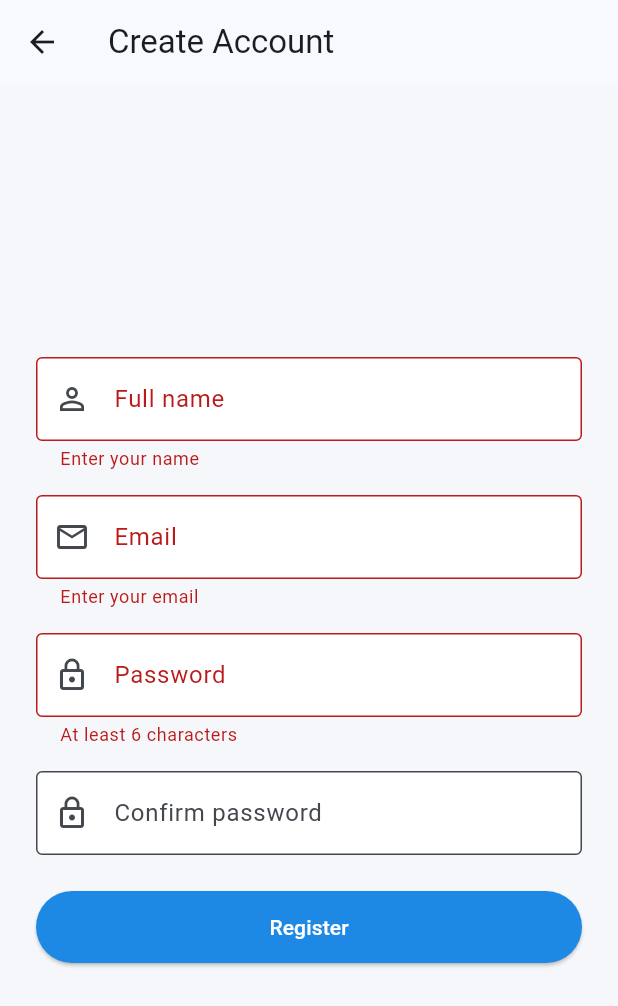
After one commit to guduxingqiu/Group18_MAD, a Flutter app: the RegisterScreen screen opened directly, after a tap on "Register", on a phone screen of 412 x 824 dp. The commit adds this screen. Shown: the top 1006 px of the screen. Run offline on Flutter 3.47's test engine with Material 3 defaults, Android fonts, the phone set to English and light mode, and no system bars; our stand-ins replace dio, flutter_local_notifications, flutter_map, geolocator, image_picker, latlong2; accounts and stored records are empty.

Commit message:
Register screen for public acc

```diff
--- a/lib/features/auth/viewmodel/auth_viewmodel.dart
+++ b/lib/features/auth/viewmodel/auth_viewmodel.dart
@@ -1,5 +1,11 @@
 import 'package:flutter/foundation.dart';
 import '../models/user_model.dart';
+
+class _Account {
+  final UserModel user;
+  final String password; // MOCK ONLY. A real backend must store a password hash, never plain text.
+  const _Account(this.user, this.password);
+}
 
 class AuthViewModel extends ChangeNotifier {
   bool _isLoading = false;
@@ -11,16 +17,21 @@ class AuthViewModel extends ChangeNotifier {
   UserModel? get currentUser => _currentUser;
   bool get isLoggedIn => _currentUser != null;
 
-  // MOCK DATA ONLY. Replace with a real API/Firebase call once the backend is chosen.
-  static const _mockUsers = {
-    'public@wth.com': UserModel(
-        id: 'u1', name: 'Aisyah', email: 'public@wth.com', role: UserRole.public),
-    'officer@wth.com': UserModel(
-        id: 'u2', name: 'Officer Lim', email: 'officer@wth.com', role: UserRole.healthOfficer),
-    'admin@wth.com': UserModel(
-        id: 'u3', name: 'System Admin', email: 'admin@wth.com', role: UserRole.admin),
+  // MOCK DATA ONLY. Replace with the real backend later.
+  final Map<String, _Account> _accounts = {
+    'public@wth.com': const _Account(
+      UserModel(id: 'u1', name: 'Aisyah', email: 'public@wth.com', role: UserRole.public),
+      '123456',
+    ),
+    'officer@wth.com': const _Account(
+      UserModel(id: 'u2', name: 'Officer Lim', email: 'officer@wth.com', role: UserRole.healthOfficer),
+      '123456',
+    ),
+    'admin@wth.com': const _Account(
+      UserModel(id: 'u3', name: 'System Admin', email: 'admin@wth.com', role: UserRole.admin),
+      '123456',
+    ),
   };
-  static const _mockPassword = '123456';
 
   Future<bool> login(String email, String password) async {
     _isLoading = true;
@@ -29,9 +40,9 @@ class AuthViewModel extends ChangeNotifier {
 
     await Future.delayed(const Duration(seconds: 1)); // pretend network delay
 
-    final user = _mockUsers[email.trim().toLowerCase()];
-    if (user != null && password == _mockPassword) {
-      _currentUser = user;
+    final account = _accounts[email.trim().toLowerCase()];
+    if (account != null && account.password == password) {
+      _currentUser = account.user;
     } else {
       _errorMessage = 'Invalid email or password';
     }
@@ -41,6 +52,44 @@ class AuthViewModel extends ChangeNotifier {
     return _currentUser != null;
   }
 
+  Future<bool> register({
+    required String name,
+    required String email,
+    required String password,
+  }) async {
+    _isLoading = true;
+    _errorMessage = null;
+    notifyListeners();
+
+    await Future.delayed(const Duration(seconds: 1)); // pretend network delay
+
+    final key = email.trim().toLowerCase();
+    if (_accounts.containsKey(key)) {
+      _errorMessage = 'This email is already registered';
+      _isLoading = false;
+      notifyListeners();
+      return false;
+    }
+
+    final user = UserModel(
+      id: 'u${_accounts.length + 1}',
+      name: name.trim(),
+      email: key,
+      role: UserRole.public, // self-registration is always a public user
+    );
+    _accounts[key] = _Account(user, password);
+    _currentUser = user; // log in straight after registering
+
+    _isLoading = false;
+    notifyListeners();
+    return true;
+  }
+
+  void clearError() {
+    _errorMessage = null;
+    notifyListeners();
+  }
+
   void logout() {
     _currentUser = null;
     notifyListeners();
--- /dev/null
+++ b/lib/features/auth/views/register_screen.dart
@@ -0,0 +1,120 @@
+import 'package:flutter/material.dart';
+import 'package:provider/provider.dart';
+import '../../../core/constants/app_colors.dart';
+import '../../../core/widgets/custom_button.dart';
+import '../../../core/widgets/custom_text_field.dart';
+import '../../dashboard/views/dashboard_screen.dart';
+import '../viewmodel/auth_viewmodel.dart';
+
+class RegisterScreen extends StatefulWidget {
+  const RegisterScreen({super.key});
+
+  @override
+  State<RegisterScreen> createState() => _RegisterScreenState();
+}
+
+class _RegisterScreenState extends State<RegisterScreen> {
+  final _formKey = GlobalKey<FormState>();
+  final _nameController = TextEditingController();
+  final _emailController = TextEditingController();
+  final _passwordController = TextEditingController();
+  final _confirmController = TextEditingController();
+
+  @override
+  void dispose() {
+    _nameController.dispose();
+    _emailController.dispose();
+    _passwordController.dispose();
+    _confirmController.dispose();
+    super.dispose();
+  }
+
+  Future<void> _submit() async {
+    if (!_formKey.currentState!.validate()) return;
+
+    final vm = context.read<AuthViewModel>();
+    final success = await vm.register(
+      name: _nameController.text,
+      email: _emailController.text,
+      password: _passwordController.text,
+    );
+
+    if (!mounted) return;
+    if (success) {
+      // Clear the whole stack (login + register) and go to the dashboard
+      Navigator.of(context).pushAndRemoveUntil(
+        MaterialPageRoute(builder: (_) => const DashboardScreen()),
+            (route) => false,
+      );
+    }
+  }
+
+  @override
+  Widget build(BuildContext context) {
+    final vm = context.watch<AuthViewModel>();
+
+    return Scaffold(
+      appBar: AppBar(title: const Text('Create Account')),
+      body: Center(
+        child: SingleChildScrollView(
+          padding: const EdgeInsets.all(24),
+          child: ConstrainedBox(
+            constraints: const BoxConstraints(maxWidth: 400),
+            child: Form(
+              key: _formKey,
+              child: Column(
+                mainAxisSize: MainAxisSize.min,
+                children: [
+                  CustomTextField(
+                    label: 'Full name',
+                    controller: _nameController,
+                    prefixIcon: Icons.person_outline,
+                    validator: (v) =>
+                    (v == null || v.trim().length < 2) ? 'Enter your name' : null,
+                  ),
+                  const SizedBox(height: 16),
+                  CustomTextField(
+                    label: 'Email',
+                    controller: _emailController,
+                    keyboardType: TextInputType.emailAddress,
+                    prefixIcon: Icons.email_outlined,
+                    validator: (v) {
+                      if (v == null || v.trim().isEmpty) return 'Enter your email';
+                      final ok = RegExp(r'^[^@\s]+@[^@\s]+\.[^@\s]+$').hasMatch(v.trim());
+                      return ok ? null : 'Enter a valid email';
+                    },
+                  ),
+                  const SizedBox(height: 16),
+                  CustomTextField(
+                    label: 'Password',
+                    controller: _passwordController,
+                    obscureText: true,
+                    prefixIcon: Icons.lock_outline,
+                    validator: (v) =>
+                    (v == null || v.length < 6) ? 'At least 6 characters' : null,
+                  ),
+                  const SizedBox(height: 16),
+                  CustomTextField(
+                    label: 'Confirm password',
+                    controller: _confirmController,
+                    obscureText: true,
+                    prefixIcon: Icons.lock_outline,
+                    validator: (v) =>
+                    v != _passwordController.text ? 'Passwords do not match' : null,
+                  ),
+                  if (vm.errorMessage != null) ...[
+                    const SizedBox(height: 12),
+                    Text(vm.errorMessage!, style: const TextStyle(color: AppColors.danger)),
+                  ],
+                  const SizedBox(height: 24),
+                  CustomButton(
+                      label: 'Register', isLoading: vm.isLoading, onPressed: _submit),
+                ],
+              ),
+            ),
+          ),
+        ),
+      ),
+    );
+  }
+}
```
Also changed, not shown: lib/features/auth/views/login_screen.dart (+11 -0 lines).
